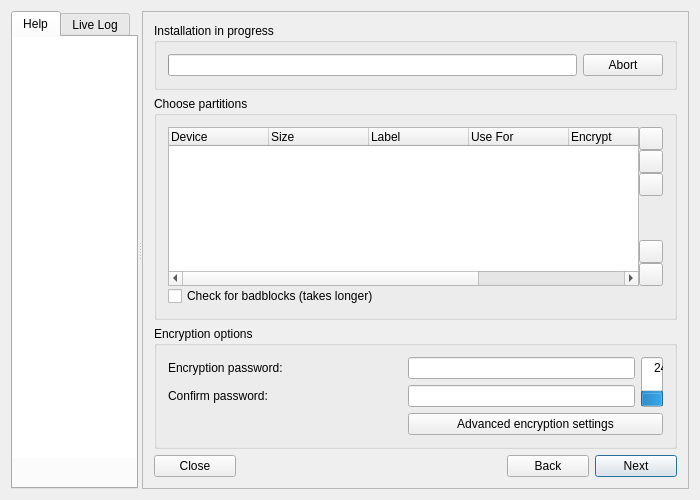
Before: the Qt Designer form meinstall.ui in gazelle-installer/gazelle-installer, drawn with Qt 5.
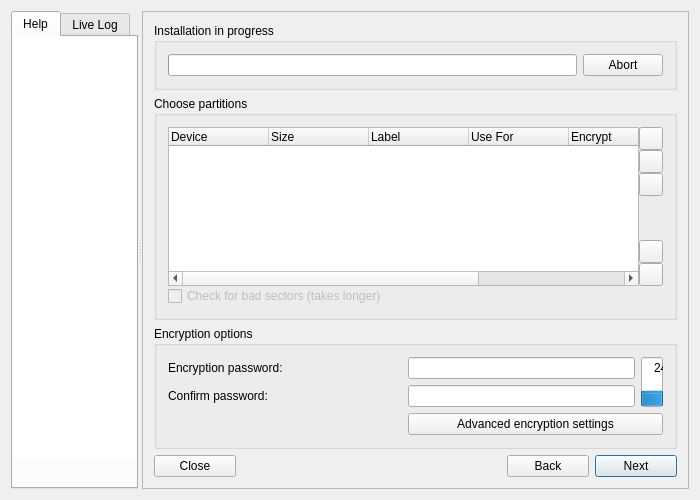
After: the same form once the commit is applied. The open tabs and pages were chosen to show the change. Icons and pictures are not drawn. Custom widgets are drawn as their Qt base class.

Commit message: Fixed: badblocks checkbox enabled even if it is not possible.

The edit to the form file:
```diff
--- a/meinstall.ui
+++ b/meinstall.ui
@@ -699,6 +699,9 @@
               </item>
               <item row="12" column="0">
                <widget class="QCheckBox" name="badblocksCheck">
+                <property name="enabled">
+                 <bool>false</bool>
+                </property>
                 <property name="sizePolicy">
                  <sizepolicy hsizetype="MinimumExpanding" vsizetype="Minimum">
                   <horstretch>0</horstretch>
@@ -706,7 +709,7 @@
                  </sizepolicy>
                 </property>
                 <property name="text">
-                 <string>Check for badblocks (takes longer)</string>
+                 <string>Check for bad sectors (takes longer)</string>
                 </property>
                </widget>
               </item>
```
The commit also changes 1 other file.
